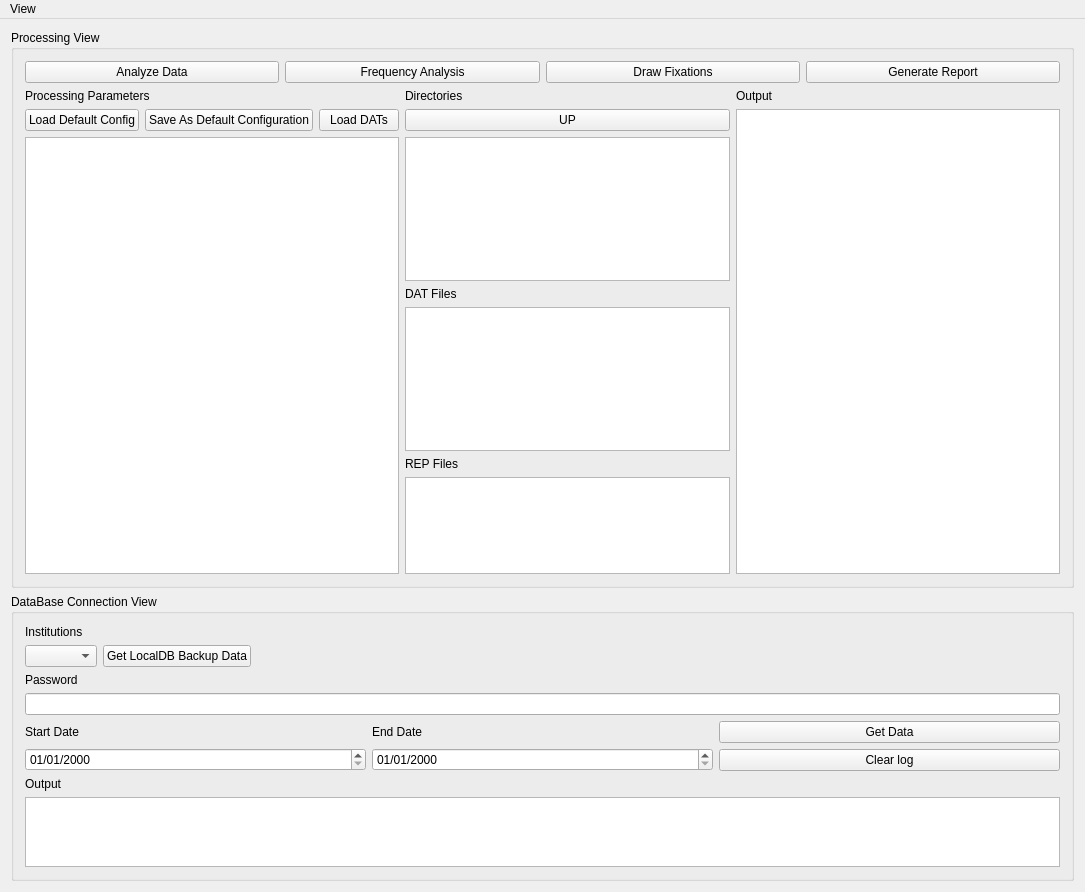
Before: the Qt Designer form EyeDataAnalyzer/src/eyedataanalyzer.ui in ViewMind/VMAPP, drawn with Qt 5.
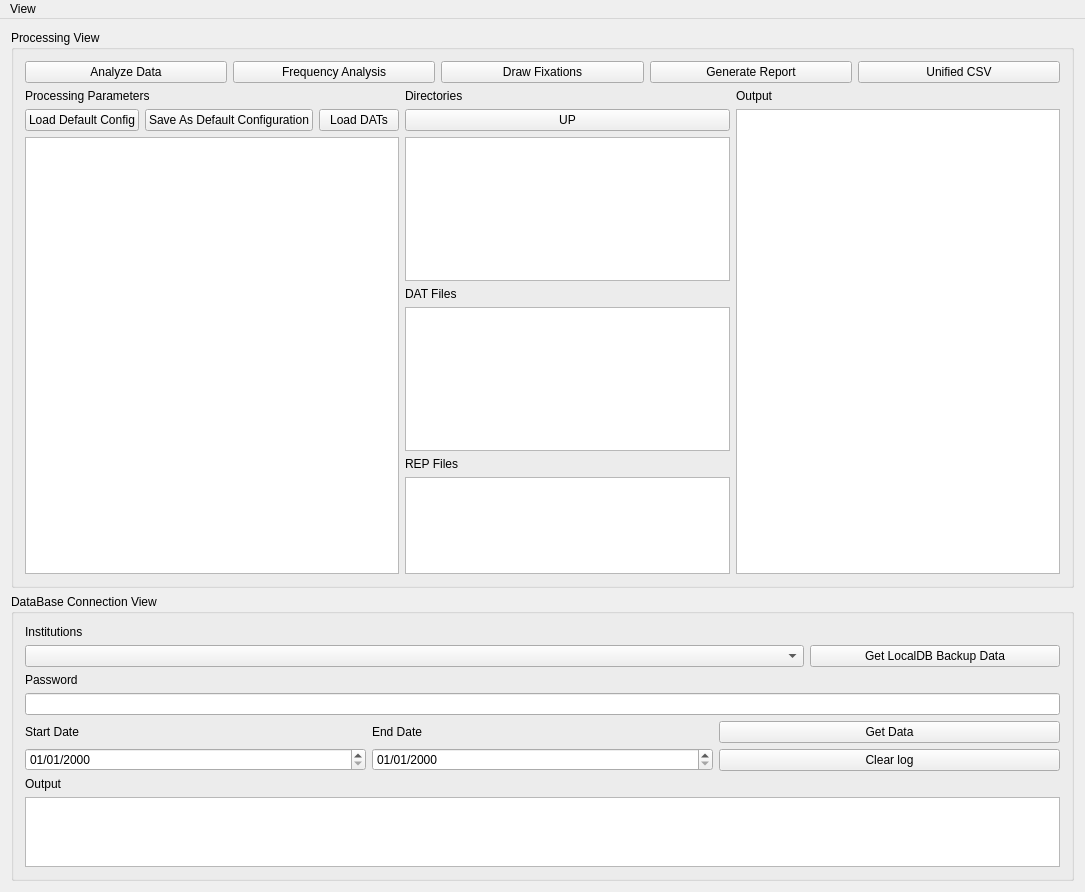
After: the same form once the commit is applied.

```diff
--- a/EyeDataAnalyzer/src/eyedataanalyzer.ui
+++ b/EyeDataAnalyzer/src/eyedataanalyzer.ui
@@ -51,6 +51,13 @@
            </property>
           </widget>
          </item>
+         <item>
+          <widget class="QPushButton" name="pbUnifiedCSV">
+           <property name="text">
+            <string>Unified CSV</string>
+           </property>
+          </widget>
+         </item>
         </layout>
        </item>
        <item>
@@ -192,23 +199,16 @@
            </item>
            <item>
             <widget class="QPushButton" name="pbLocalDB">
-             <property name="text">
-              <string>Get LocalDB Backup Data</string>
-             </property>
-            </widget>
-           </item>
-           <item>
-            <spacer name="horizontalSpacer">
-             <property name="orientation">
-              <enum>Qt::Horizontal</enum>
-             </property>
-             <property name="sizeHint" stdset="0">
+             <property name="maximumSize">
               <size>
-               <width>40</width>
-               <height>20</height>
+               <width>250</width>
+               <height>16777215</height>
               </size>
              </property>
-            </spacer>
+             <property name="text">
+              <string>Get LocalDB Backup Data</string>
+             </property>
+            </widget>
            </item>
           </layout>
          </item>
```
